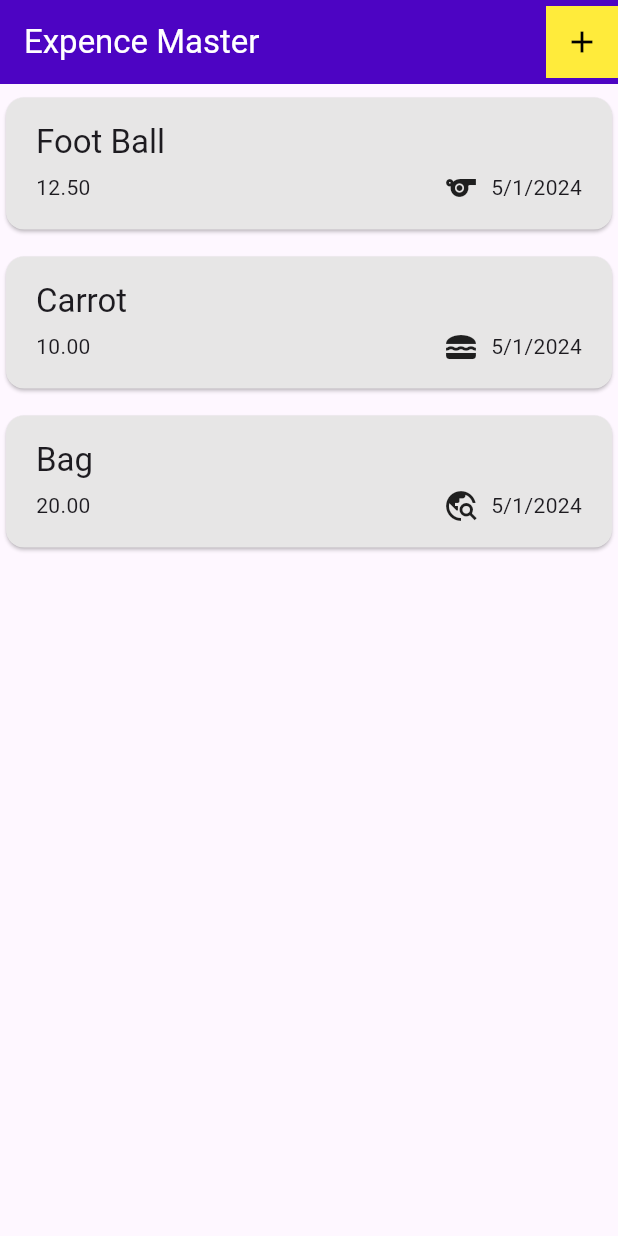
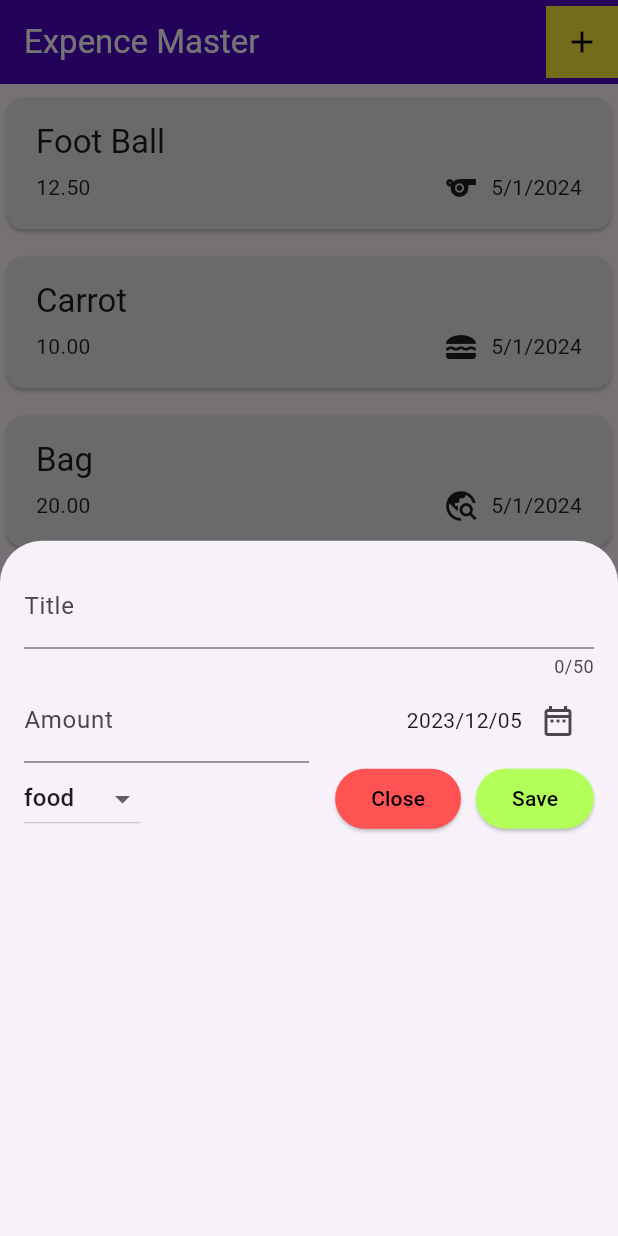
Before and after one commit to ShalithaWanasinghe/Expence_Master_App, a Flutter app: the screen it shows after launch, after a tap on the "add" icon, on a phone screen of 412 x 824 dp. Run offline on Flutter 3.47's test engine with Material 3 defaults, Android fonts, the phone set to English and light mode, and no system bars.

Commit message:
Show Models and State Lifecycle

```diff
--- a/lib/pages/expences.dart
+++ b/lib/pages/expences.dart
@@ -1,4 +1,5 @@
 import 'package:expence_master_app/models/expence.dart';
+import 'package:expence_master_app/widgets/add_new_expences.dart';
 import 'package:expence_master_app/widgets/expenceList.dart';
 import 'package:flutter/material.dart';
 
@@ -29,6 +30,16 @@ class _ExpencesState extends State<Expences> {
         category: Category.travel)
   ];
 
+  //function to open a model overlay
+  void _openAddExpencesOverlay() {
+    showModalBottomSheet(
+      context: context,
+      builder: (context) {
+        return AddNewExpences();
+      },
+    );
+  }
+
   @override
   Widget build(BuildContext context) {
     return Scaffold(
@@ -43,7 +54,7 @@ class _ExpencesState extends State<Expences> {
           Container(
             color: Colors.yellow,
             child: IconButton(
-              onPressed: () {},
+              onPressed: _openAddExpencesOverlay,
               icon: const Icon(
                 Icons.add,
                 color: Colors.black,
--- /dev/null
+++ b/lib/widgets/add_new_expences.dart
@@ -0,0 +1,127 @@
+import 'package:expence_master_app/models/expence.dart';
+import 'package:flutter/material.dart';
+
+class AddNewExpences extends StatefulWidget {
+  const AddNewExpences({super.key});
+
+  @override
+  State<AddNewExpences> createState() => _AddNewExpencesState();
+}
+
+class _AddNewExpencesState extends State<AddNewExpences> {
+  final _titleController = TextEditingController();
+  final _amountController = TextEditingController();
+  Category _selectedCategory = Category.food;
+
+  @override
+  void dispose() {
+    super.dispose();
+    _titleController.dispose();
+    _amountController.dispose();
+  }
+
+  @override
+  Widget build(BuildContext context) {
+    return Padding(
+      padding: const EdgeInsets.all(16.0),
+      child: Column(
+        children: [
+          TextField(
+            controller: _titleController,
+            decoration: const InputDecoration(
+              hintText: "Add new Expence Title",
+              label: Text("Title"),
+            ),
+            keyboardType: TextInputType.text,
+            maxLength: 50,
+          ),
+          Row(
+            children: [
+              //amount
+              Expanded(
+                child: TextField(
+                  controller: _amountController,
+                  decoration: const InputDecoration(
+                    hintText: "Enter the amount",
+                    label: Text("Amount"),
+                  ),
+                  keyboardType: TextInputType.number,
+                ),
+              ),
+
+              //date picker
+              Expanded(
+                child: Row(
+                  mainAxisAlignment: MainAxisAlignment.end,
+                  children: [
+                    Text("2023/12/05"),
+                    IconButton(
+                      onPressed: () {},
+                      icon: const Icon(Icons.date_range_outlined),
+                    ),
+                  ],
+                ),
+              ),
+            ],
+          ),
+          Row(
+            children: [
+              DropdownButton(
+                value: _selectedCategory,
+                items: Category.values
+                    .map(
+                      (category) => DropdownMenuItem(
+                        value: category,
+                        child: Text(category.name),
+                      ),
+                    )
+                    .toList(),
+                onChanged: (value) {
+                  setState(
+                    () {
+                      _selectedCategory = value!;
+                    },
+                  );
+                },
+              ),
+              Expanded(
+                child: Row(
+                  mainAxisAlignment: MainAxisAlignment.end,
+                  children: [
+                    ElevatedButton(
+                      onPressed: () {},
+                      child: Text(
+                        "Close",
+                        style: TextStyle(color: Colors.black),
+                      ),
+                      style: const ButtonStyle(
+                        backgroundColor: MaterialStatePropertyAll(
+                          Colors.redAccent,
+                        ),
+                      ),
+                    ),
+                    SizedBox(
+                      width: 10,
+                    ),
+                    ElevatedButton(
+                      onPressed: () {},
+                      child: Text(
+                        "Save",
+                        style: TextStyle(color: Colors.black),
+                      ),
+                      style: const ButtonStyle(
+                        backgroundColor: MaterialStatePropertyAll(
+                          Colors.lightGreenAccent,
+                        ),
+                      ),
+                    ),
+                  ],
+                ),
+              )
+            ],
+          ),
+        ],
+      ),
+    );
+  }
+}
--- a/lib/widgets/expenceTile.dart
+++ b/lib/widgets/expenceTile.dart
@@ -46,6 +46,5 @@ class ExpenceTile extends StatelessWidget {
         ),
       ),
     );
-    ;
   }
 }
```
